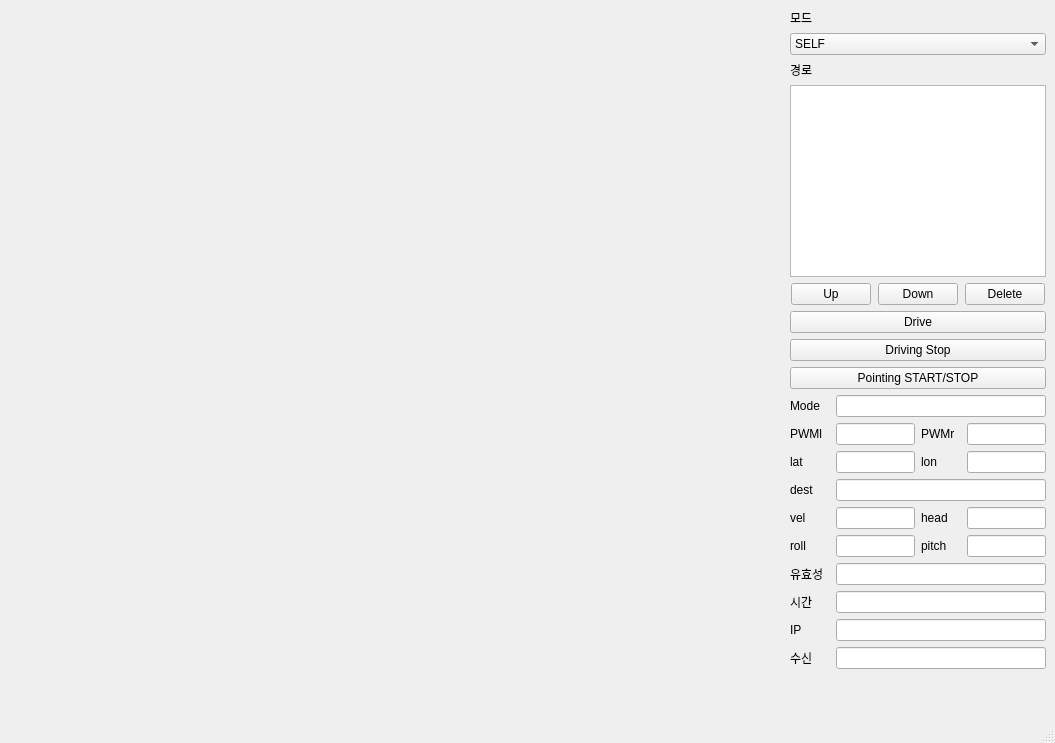
Above: Base_Map/V5.2_using_haversine/V1_UI.ui from dup06087/Automatic_driving_ship before the change. Below: the same form after it.
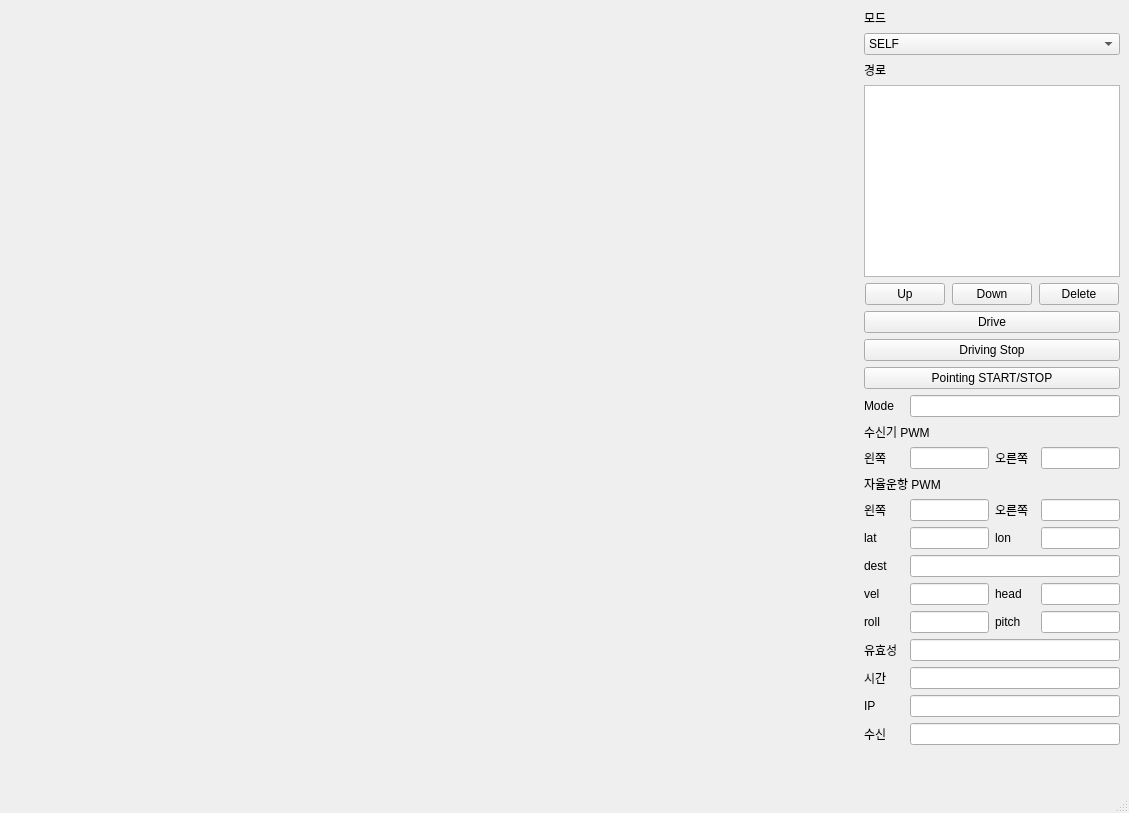
That is the form after the change.

The edit to the form file:
```diff
--- a/Base_Map/V5.2_using_haversine/V1_UI.ui
+++ b/Base_Map/V5.2_using_haversine/V1_UI.ui
@@ -6,8 +6,8 @@
    <rect>
     <x>0</x>
     <y>0</y>
-    <width>1055</width>
-    <height>743</height>
+    <width>1129</width>
+    <height>813</height>
    </rect>
   </property>
   <property name="windowTitle">
@@ -175,6 +175,13 @@
           </item>
          </layout>
         </item>
+        <item>
+         <widget class="QLabel" name="label_3">
+          <property name="text">
+           <string>수신기 PWM</string>
+          </property>
+         </widget>
+        </item>
         <item>
          <layout class="QHBoxLayout" name="horizontalLayout_3">
           <item>
@@ -198,7 +205,7 @@
              </size>
             </property>
             <property name="text">
-             <string>PWMl</string>
+             <string>왼쪽</string>
             </property>
            </widget>
           </item>
@@ -226,7 +233,7 @@
              </size>
             </property>
             <property name="text">
-             <string>PWMr</string>
+             <string>오른쪽</string>
             </property>
            </widget>
           </item>
@@ -235,6 +242,73 @@
           </item>
          </layout>
         </item>
+        <item>
+         <widget class="QLabel" name="label_4">
+          <property name="text">
+           <string>자율운항 PWM</string>
+          </property>
+         </widget>
+        </item>
+        <item>
+         <layout class="QHBoxLayout" name="horizontalLayout_4">
+          <item>
+           <widget class="QLabel" name="lbl_pwml_auto">
+            <property name="sizePolicy">
+             <sizepolicy hsizetype="Fixed" vsizetype="Preferred">
+              <horstretch>0</horstretch>
+              <verstretch>0</verstretch>
+             </sizepolicy>
+            </property>
+            <property name="minimumSize">
+             <size>
+              <width>40</width>
+              <height>0</height>
+             </size>
+            </property>
+            <property name="maximumSize">
+             <size>
+              <width>40</width>
+              <height>16777215</height>
+             </size>
+            </property>
+            <property name="text">
+             <string>왼쪽</string>
+            </property>
+           </widget>
+          </item>
+          <item>
+           <widget class="QLineEdit" name="edit_pwml_auto"/>
+          </item>
+          <item>
+           <widget class="QLabel" name="lbl_pwmr_auto">
+            <property name="sizePolicy">
+             <sizepolicy hsizetype="Fixed" vsizetype="Preferred">
+              <horstretch>0</horstretch>
+              <verstretch>0</verstretch>
+             </sizepolicy>
+            </property>
+            <property name="minimumSize">
+             <size>
+              <width>40</width>
+              <height>0</height>
+             </size>
+            </property>
+            <property name="maximumSize">
+             <size>
+              <width>40</width>
+              <height>16777215</height>
+             </size>
+            </property>
+            <property name="text">
+             <string>오른쪽</string>
+            </property>
+           </widget>
+          </item>
+          <item>
+           <widget class="QLineEdit" name="edit_pwmr_auto"/>
+          </item>
+         </layout>
+        </item>
         <item>
          <layout class="QHBoxLayout" name="horizontalLayout_11">
           <item>
```
Left out of the diff: 8 changed lines with no effect on the pictures.
